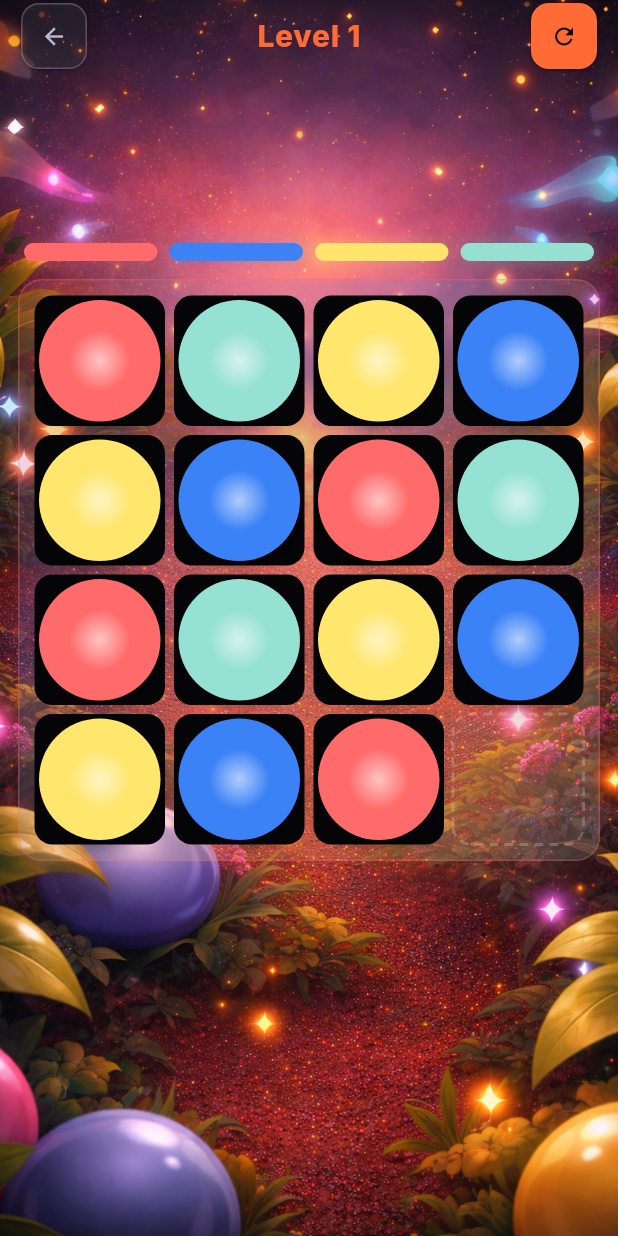
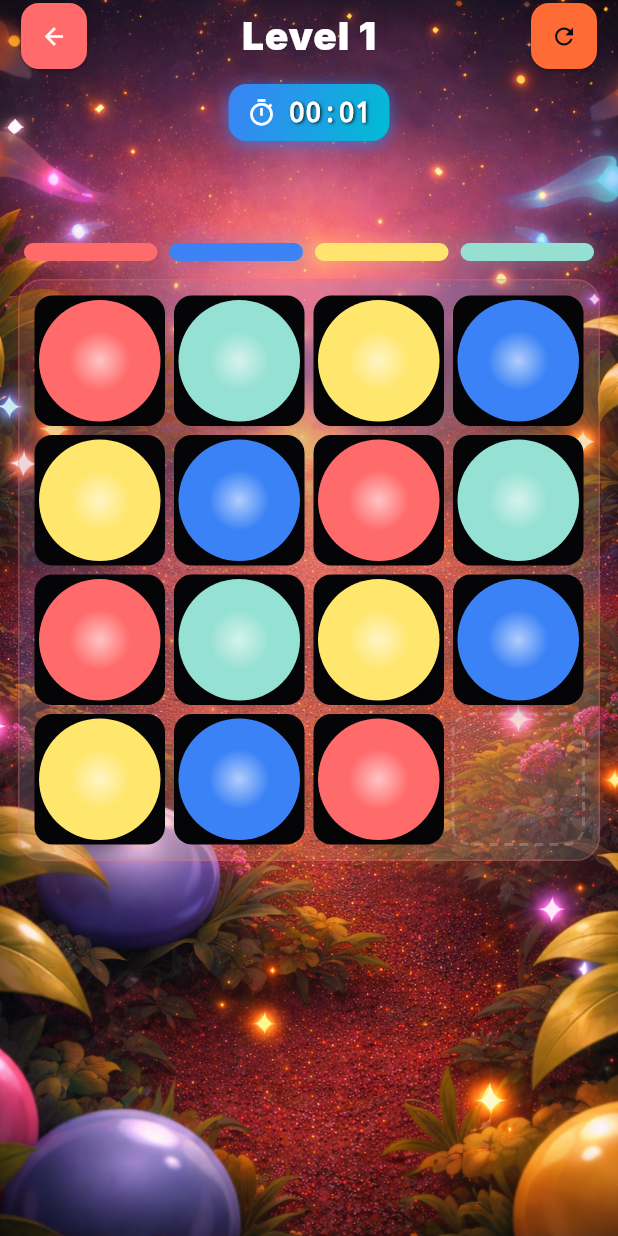
Before and after one commit to AgendeasSolution/color-slide, a Flutter app: the screen it shows after launch, after a tap on an icon or button, on a phone screen of 412 x 824 dp. Run offline on Flutter 3.47's test engine with Material 3 defaults, Android fonts, the phone set to English and light mode, and no system bars; our stand-ins replace audioplayers, connectivity_plus, firebase_core, google_mobile_ads, shared_preferences; missing offline and left inert: onesignal_flutter; accounts and stored records are empty; network calls fail; Roboto replaces fonts that are missing (Inter).

Commit message:
Add elapsed time display to game screen and update timer logic
- Introduced an `ElapsedTimeWidget` to show the elapsed time during gameplay.
- Updated the timer management logic to enable periodic updates for the elapsed time display.
- Removed the previous timer-related comments and adjusted the layout to accommodate the new widget.

```diff
--- a/lib/screens/game_screen.dart
+++ b/lib/screens/game_screen.dart
@@ -12,6 +12,7 @@ import '../widgets/common/ad_banner.dart';
 import '../widgets/game/game_header.dart';
 import '../widgets/game/color_indicators.dart';
 import '../widgets/game/game_board.dart';
+import '../widgets/game/elapsed_time_widget.dart';
 import '../widgets/dialogs/how_to_play_content.dart';
 import '../widgets/dialogs/game_over_content.dart';
 import '../services/progress_service.dart';
@@ -158,11 +159,17 @@ class _GameScreenState extends State<GameScreen> with TickerProviderStateMixin {
   // Timer Management
   //============================================================================
   void _startGameTimer() {
-    // Timer disabled - clock removed from game
-    // Timer logic kept for potential future use but time-up checking is disabled
     _gameTimer?.cancel();
     _timerTick = 0; // Reset tick counter
-    // Timer periodic callback removed - no time-up checking
+
+    // Update timer every second for elapsed time display
+    _gameTimer = Timer.periodic(const Duration(seconds: 1), (timer) {
+      if (mounted && _gameState.startTime != null && !_gameState.timerPaused) {
+        setState(() {
+          _timerTick++;
+        });
+      }
+    });
   }
 
   void _stopGameTimer() {
@@ -635,7 +642,18 @@ class _GameScreenState extends State<GameScreen> with TickerProviderStateMixin {
                             onExit: _exitGame,
                           ),
                         ),
-                        // Timer widget removed - clock removed from game
+                        // Elapsed time display below header
+                        Positioned(
+                          top: ResponsiveHelper.getButtonHeight(context) + ResponsiveHelper.getSpacing(context, 12),
+                          left: 0,
+                          right: 0,
+                          child: Center(
+                            child: ElapsedTimeWidget(
+                              gameState: _gameState,
+                              tick: _timerTick,
+                            ),
+                          ),
+                        ),
                         // Game board centered in the middle of the screen
                         Center(
                           child: Column(
--- a/lib/screens/home_screen.dart
+++ b/lib/screens/home_screen.dart
@@ -1047,7 +1047,7 @@ class _HomeScreenState extends State<HomeScreen> with TickerProviderStateMixin {
                       boxShadow: [
                         BoxShadow(
                           color: _isSoundEnabled
-                              ? AppColors.ballColors['yellow']!.withOpacity(0.6)
+                              ? AppColors.ballColors['blue']!.withOpacity(0.6)
                               : Colors.black.withOpacity(0.3),
                           blurRadius: ResponsiveHelper.getSpacing(context, 8),
                           spreadRadius: ResponsiveHelper.getSpacing(context, 1),
--- a/lib/widgets/game/color_indicators.dart
+++ b/lib/widgets/game/color_indicators.dart
@@ -31,6 +31,7 @@ class ColorIndicators extends StatelessWidget {
                 decoration: BoxDecoration(
                   color: AppColors.ballColors[color],
                   borderRadius: BorderRadius.circular(borderRadius),
+
                   boxShadow: [
                     BoxShadow(
                       color: AppColors.ballColors[color]!.withOpacity(0.3),
--- /dev/null
+++ b/lib/widgets/game/elapsed_time_widget.dart
@@ -0,0 +1,94 @@
+import 'package:flutter/material.dart';
+import '../../constants/app_colors.dart';
+import '../../utils/responsive_helper.dart';
+import '../../models/game_state.dart';
+
+/// Elapsed time widget that displays the time since game started
+class ElapsedTimeWidget extends StatelessWidget {
+  final GameState gameState;
+  final int tick; // Force rebuilds
+
+  const ElapsedTimeWidget({
+    super.key,
+    required this.gameState,
+    required this.tick,
+  });
+
+  @override
+  Widget build(BuildContext context) {
+    // Calculate elapsed time in real-time
+    final now = DateTime.now();
+    final startTime = gameState.startTime;
+
+    int elapsedSeconds = 0;
+
+    if (startTime != null && !gameState.timerPaused) {
+      final end = gameState.endTime ?? now;
+      elapsedSeconds = end.difference(startTime).inSeconds;
+    }
+
+    final fontSize = ResponsiveHelper.getFontSize(context, 18);
+    final iconSize = ResponsiveHelper.getIconSize(context, 20);
+    final spacing = ResponsiveHelper.getSpacing(context, 8);
+
+    return Container(
+      padding: EdgeInsets.symmetric(
+        horizontal: ResponsiveHelper.getSpacing(context, 12),
+        vertical: ResponsiveHelper.getSpacing(context, 6),
+      ),
+      decoration: BoxDecoration(
+        gradient: LinearGradient(
+          colors: [
+            AppColors.ballColors['blue']!,
+            AppColors.ballColors['cyan']!,
+          ],
+          begin: Alignment.topLeft,
+          end: Alignment.bottomRight,
+        ),
+        borderRadius: BorderRadius.circular(ResponsiveHelper.getBorderRadius(context, 12)),
+
+        boxShadow: [
+          BoxShadow(
+            color: AppColors.ballColors['blue']!.withOpacity(0.6),
+            blurRadius: ResponsiveHelper.getSpacing(context, 8),
+            spreadRadius: ResponsiveHelper.getSpacing(context, 1),
+            offset: Offset(0, ResponsiveHelper.getSpacing(context, 2)),
+          ),
+        ],
+      ),
+      child: Row(
+        mainAxisSize: MainAxisSize.min,
+        children: [
+          Icon(
+            Icons.timer_outlined,
+            color: Colors.white,
+            size: iconSize,
+          ),
+          SizedBox(width: spacing),
+          Text(
+            _formatTime(elapsedSeconds),
+            style: TextStyle(
+              color: Colors.white,
+              fontSize: fontSize,
+              fontWeight: FontWeight.bold,
+              fontFamily: 'monospace',
+              shadows: [
+                Shadow(
+                  color: Colors.black.withOpacity(0.8),
+                  offset: const Offset(1, 1),
+                  blurRadius: 2,
+                ),
+              ],
+            ),
+          ),
+        ],
+      ),
+    );
+  }
+
+  String _formatTime(int seconds) {
+    final minutes = seconds ~/ 60;
+    final remainingSeconds = seconds % 60;
+    return '${minutes.toString().padLeft(2, '0')}:${remainingSeconds.toString().padLeft(2, '0')}';
+  }
+}
--- a/lib/widgets/game/game_header.dart
+++ b/lib/widgets/game/game_header.dart
@@ -42,15 +42,12 @@ class GameHeader extends StatelessWidget {
         ElevatedButton(
           onPressed: _handleExit,
           style: ElevatedButton.styleFrom(
-            backgroundColor: AppColors.textSecondary.withOpacity(0.1),
-            foregroundColor: AppColors.textSecondary,
+            backgroundColor: AppColors.ballColors['red']!,
+            foregroundColor: Colors.white,
             padding: EdgeInsets.all(buttonPadding),
             shape: RoundedRectangleBorder(
               borderRadius: BorderRadius.circular(borderRadius),
-              side: BorderSide(
-                color: AppColors.textSecondary.withOpacity(0.3),
-                width: 1,
-              ),
+
             ),
             minimumSize: Size(buttonHeight, buttonHeight),
           ),
@@ -63,10 +60,11 @@ class GameHeader extends StatelessWidget {
             child: Text(
               "Level $currentLevel",
               style: TextStyle(
-                color: AppColors.primary,
-                fontSize: fontSize,
-                fontWeight: FontWeight.w800,
+                color: Colors.white,
+                fontSize: fontSize * 1.3,
+                fontWeight: FontWeight.w900,
                 letterSpacing: 0.5,
+
               ),
             ),
           ),
```
Also changed, not shown: lib/widgets/common/game_dialog.dart (+11 -21 lines), lib/widgets/dialogs/game_over_content.dart (+0 -44 lines).
